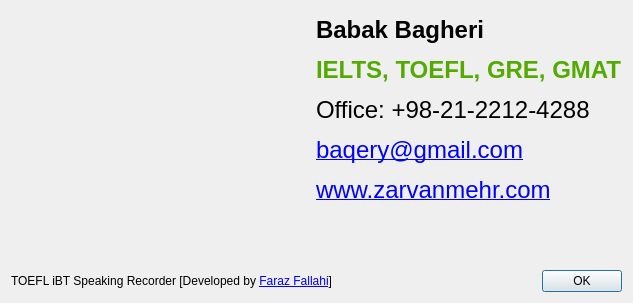
This is Toefl-Speaking-Recorder/dialogabout.ui in fffaraz/Toefl-Speaking-Recorder as Qt 5 draws it before an edit. The edited form follows.
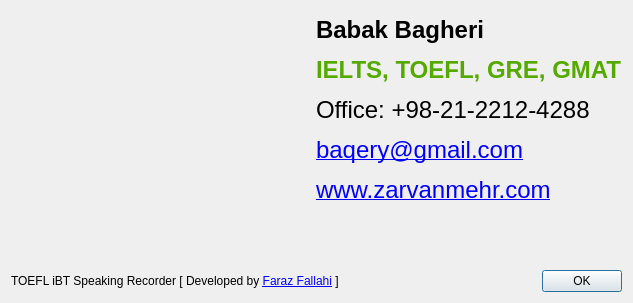
This is the edited form. Icons and pictures are not drawn.

```diff
--- a/Toefl-Speaking-Recorder/dialogabout.ui
+++ b/Toefl-Speaking-Recorder/dialogabout.ui
@@ -43,7 +43,7 @@
      <item>
       <widget class="QLabel" name="lblDeveloper">
        <property name="text">
-        <string>&lt;html&gt;&lt;head/&gt;&lt;body&gt;&lt;p&gt;TOEFL iBT Speaking Recorder [Developed by &lt;a href=&quot;http://frz.ir&quot;&gt;Faraz Fallahi&lt;/a&gt;]&lt;/p&gt;&lt;/body&gt;&lt;/html&gt;</string>
+        <string>&lt;html&gt;&lt;head/&gt;&lt;body&gt;&lt;p&gt;TOEFL iBT Speaking Recorder   [ Developed by &lt;a href=&quot;http://frz.ir&quot;&gt;Faraz Fallahi&lt;/a&gt; ]&lt;/p&gt;&lt;/body&gt;&lt;/html&gt;</string>
        </property>
       </widget>
      </item>
```
